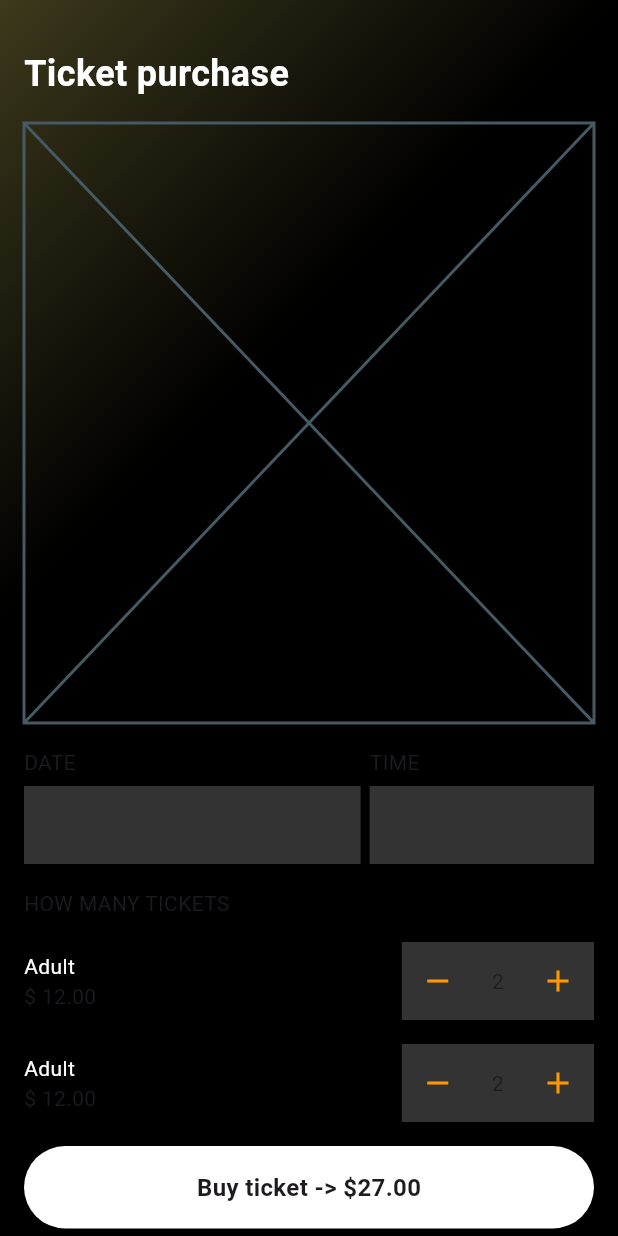
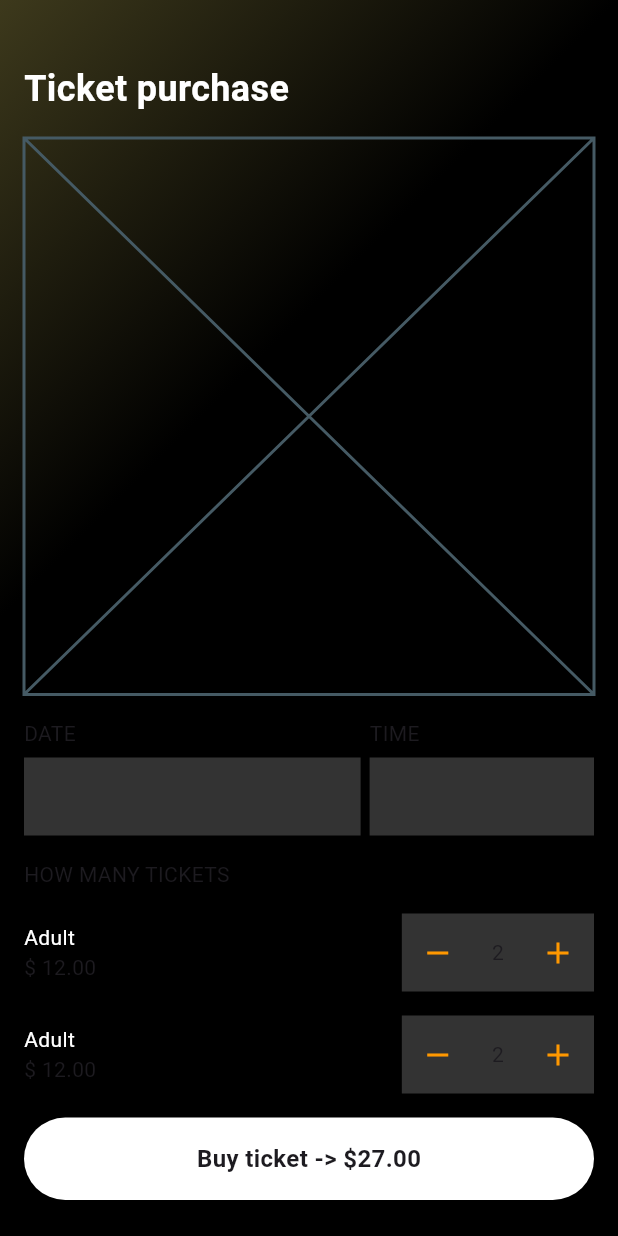
Before and after one commit to JAICHANGPARK/flutter_notebook_chapter_43, a Flutter app: the EventPurchasePage screen opened directly, on a phone screen of 412 x 824 dp. Run offline on Flutter 3.47's test engine with Material 3 defaults, Android fonts, the phone set to English and light mode, and no system bars; our stand-ins replace gap, hugeicons, percent_indicator.

Commit message:
Update event_purchase_page.dart

```diff
--- a/lib/ep2186_event_app/ui/event_purchase_page.dart
+++ b/lib/ep2186_event_app/ui/event_purchase_page.dart
@@ -32,7 +32,7 @@ class _EventPurchasePageState extends State<EventPurchasePage> {
             left: 16,
             right: 16,
             bottom: 24,
-            top: 32,
+            top: 42,
             child: SafeArea(
               child: Column(
                 spacing: 16,
@@ -46,9 +46,11 @@ class _EventPurchasePageState extends State<EventPurchasePage> {
                       color: Colors.white,
                     ),
                   ),
-                  Container(
-                    height: 400,
-                    child: Placeholder(),
+                  Expanded(
+                    child: Container(
+
+                      child: Placeholder(),
+                    ),
                   ),
                   Row(
                     spacing: 6,
```
